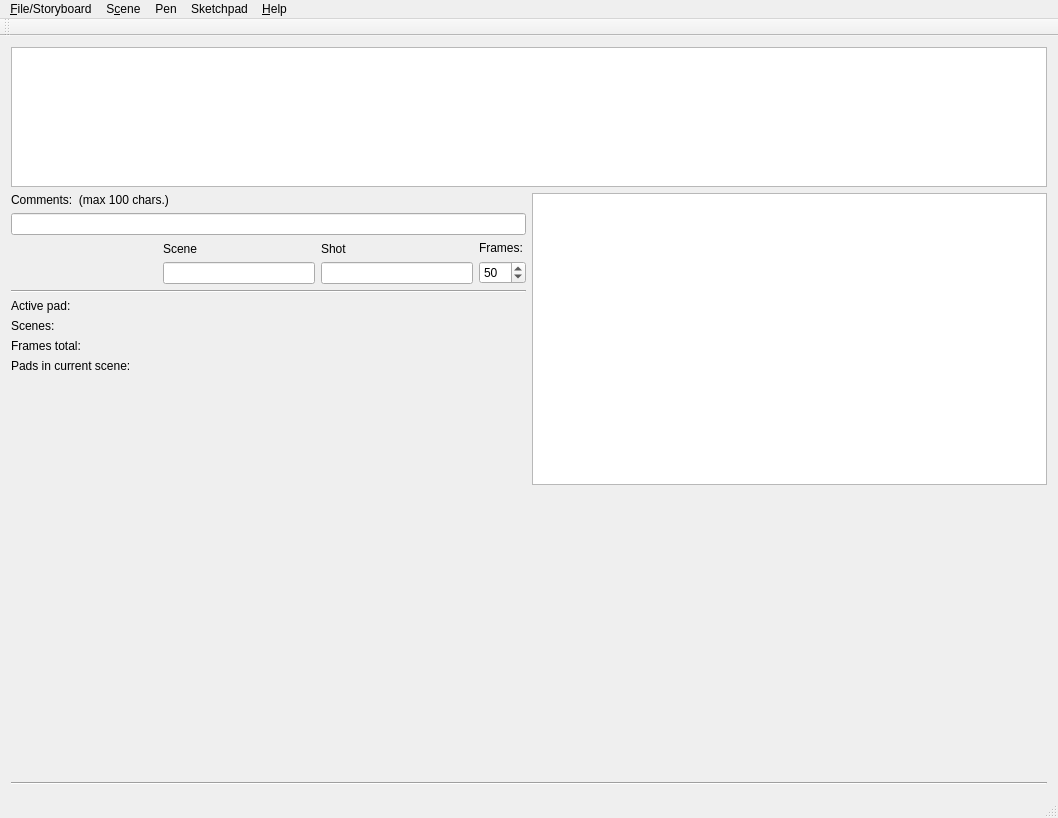
Qt form mainwindow.ui (davidlamhauge/dastoryboard) before a commit.
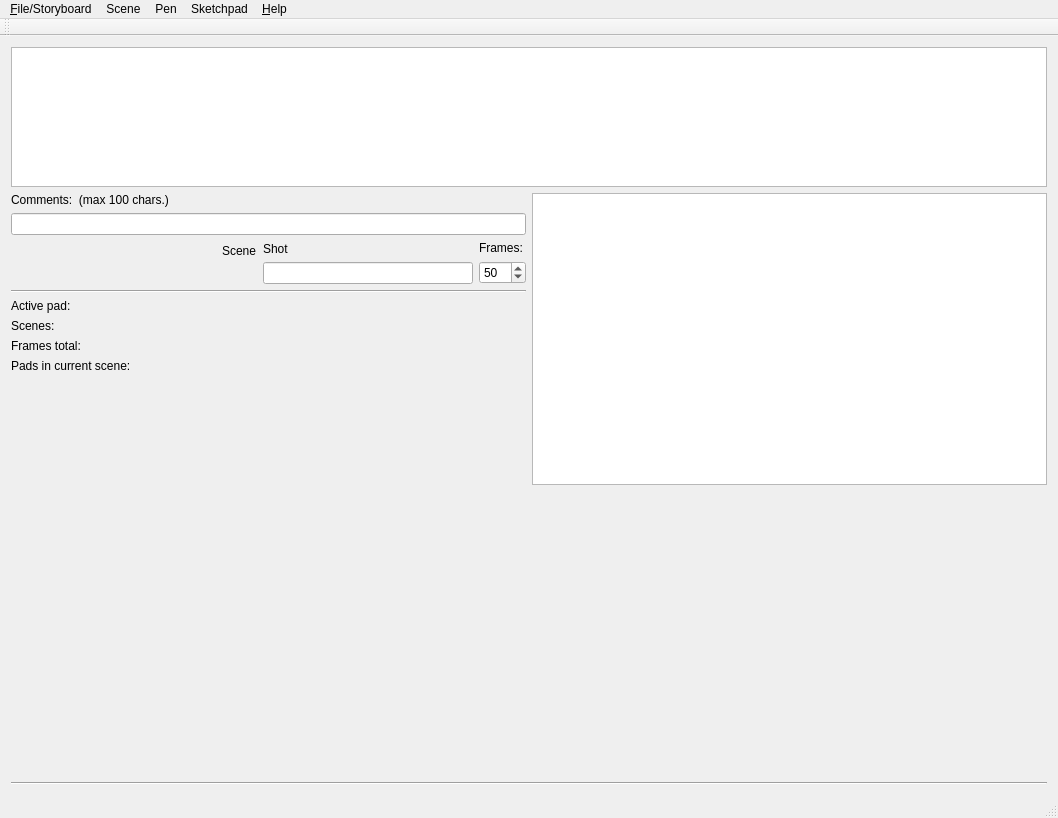
The same form after that commit.

What changed in the file:
```diff
--- a/mainwindow.ui
+++ b/mainwindow.ui
@@ -92,9 +92,53 @@
                </widget>
               </item>
               <item>
-               <widget class="QLineEdit" name="leScene">
-                <property name="maxLength">
-                 <number>10</number>
+               <widget class="QLabel" name="labSceneInfo">
+                <property name="palette">
+                 <palette>
+                  <active>
+                   <colorrole role="Text">
+                    <brush brushstyle="SolidPattern">
+                     <color alpha="255">
+                      <red>0</red>
+                      <green>85</green>
+                      <blue>255</blue>
+                     </color>
+                    </brush>
+                   </colorrole>
+                  </active>
+                  <inactive>
+                   <colorrole role="Text">
+                    <brush brushstyle="SolidPattern">
+                     <color alpha="255">
+                      <red>60</red>
+                      <green>60</green>
+                      <blue>60</blue>
+                     </color>
+                    </brush>
+                   </colorrole>
+                  </inactive>
+                  <disabled>
+                   <colorrole role="Text">
+                    <brush brushstyle="SolidPattern">
+                     <color alpha="255">
+                      <red>159</red>
+                      <green>158</green>
+                      <blue>158</blue>
+                     </color>
+                    </brush>
+                   </colorrole>
+                  </disabled>
+                 </palette>
+                </property>
+                <property name="font">
+                 <font>
+                  <pointsize>12</pointsize>
+                  <weight>75</weight>
+                  <bold>true</bold>
+                 </font>
+                </property>
+                <property name="text">
+                 <string/>
                 </property>
                </widget>
               </item>
@@ -347,7 +391,7 @@
    </widget>
    <widget class="QMenu" name="menuScene">
     <property name="title">
-     <string>S&amp;cene</string>
+     <string>Scene</string>
     </property>
     <addaction name="action_New_Scene"/>
     <addaction name="action_Open_Scene"/>
```
